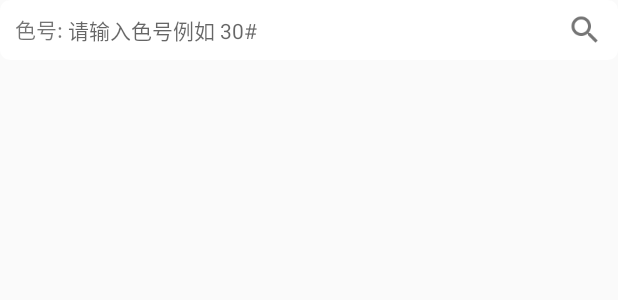
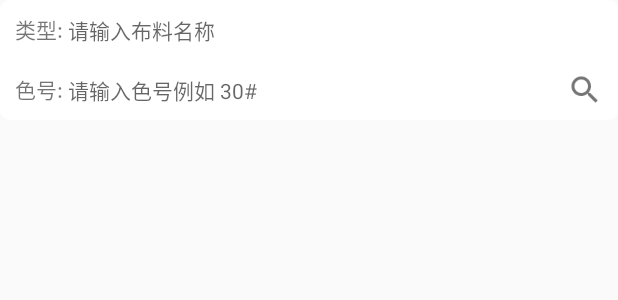
Before and after one commit to yuyeduyu/fangda-rfid, an Android app: the layout view_search.xml on its own in the app's theme, with its tools: preview values and no code run, on a phone screen of 412 x 824 dp. Shown: the top 300 px of the screen. Run offline under Robolectric (Android 15) with nearby library versions, the phone set to English and light mode, and no system bars.

Commit message:
基于as3.4修改配置,界面调整

```diff
--- a/app/src/main/res/layout/view_search.xml
+++ b/app/src/main/res/layout/view_search.xml
@@ -3,8 +3,35 @@
     android:layout_width="match_parent"
     android:layout_height="wrap_content"
     android:background="@drawable/search_shape"
+    android:orientation="vertical">
+    <LinearLayout
+        android:layout_width="match_parent"
+        android:layout_height="wrap_content"
         android:orientation="horizontal">
+        <TextView
+            android:layout_width="wrap_content"
+            android:layout_height="wrap_content"
+            android:text="类型:" />
 
+        <EditText
+            android:id="@+id/filter_edit_type"
+            android:layout_width="wrap_content"
+            android:layout_height="40dp"
+            android:layout_centerVertical="true"
+            android:layout_marginLeft="2dp"
+            android:layout_weight="1"
+            android:background="#ffffff"
+            android:ems="19"
+            android:textSize="14sp"
+            android:hint="请输入布料名称"
+            android:padding="1dp" />
+
+
+    </LinearLayout>
+    <LinearLayout
+        android:layout_width="match_parent"
+        android:layout_height="wrap_content"
+        android:orientation="horizontal">
         <TextView
             android:layout_width="wrap_content"
             android:layout_height="wrap_content"
@@ -29,5 +56,5 @@
             android:layout_height="wrap_content"
             android:layout_gravity="center"
             android:src="@mipmap/ic_search_grey" />
-
     </LinearLayout>
+</LinearLayout>
--- a/build.gradle
+++ b/build.gradle
@@ -2,9 +2,10 @@
 buildscript {
     repositories {
         jcenter()
+        google()
     }
     dependencies {
-        classpath 'com.android.tools.build:gradle:2.3.2'
+        classpath 'com.android.tools.build:gradle:3.4.2'
         classpath 'com.neenbedankt.gradle.plugins:android-apt:1.8'
     }
 }
@@ -12,5 +13,6 @@ buildscript {
 allprojects {
     repositories {
         jcenter()
+        google()
     }
 }
```
Also changed, not shown: app/build.gradle (+14 -14 lines), app/src/main/AndroidManifest.xml (+5 -4 lines), app/src/main/java/com/example/uhfsdkdemo/MyApplication.java (added, +18 -0 lines), app/src/main/java/com/example/uhfsdkdemo/activity/OrderActivity.java (+8 -4 lines), app/src/main/java/com/example/uhfsdkdemo/utils/CrashHandler.java (added, +217 -0 lines), app/src/main/res/layout/popup_menu.xml (+45 -44 lines), gradle/wrapper/gradle-wrapper.properties, 310 other files. Lines whose indentation alone changed are shown as unchanged.
